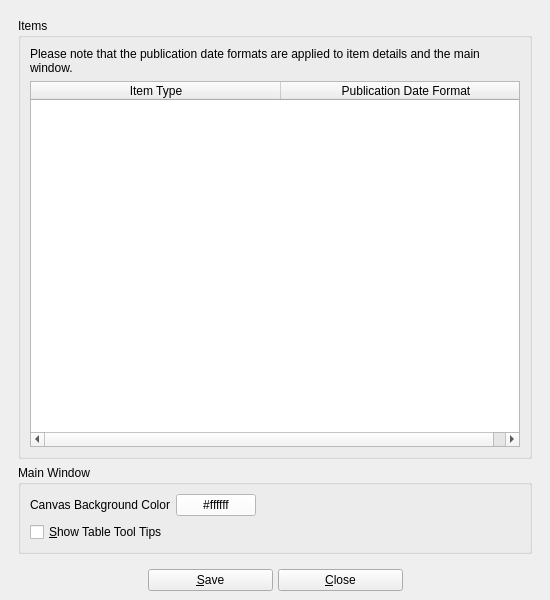
Before: the Qt Designer form UI/biblioteq_otheroptions.ui in textbrowser/biblioteq, drawn with Qt 5.
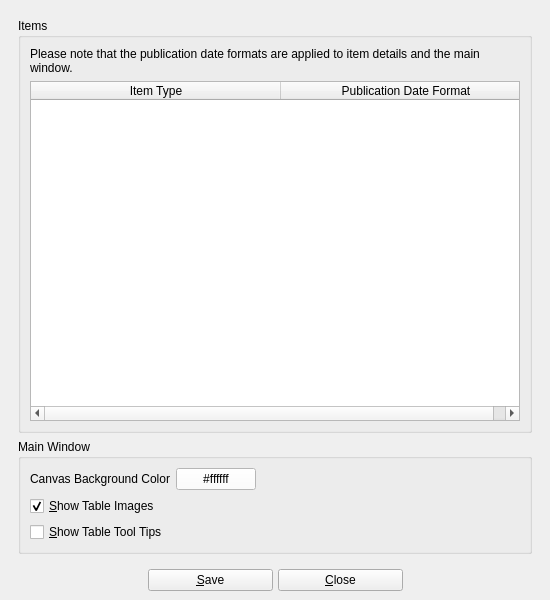
After: the same form once the commit is applied. Icons and pictures are not drawn.

Commit message: Optional table images.

Diff of the .ui file:
```diff
--- a/UI/biblioteq_otheroptions.ui
+++ b/UI/biblioteq_otheroptions.ui
@@ -131,6 +131,19 @@
              </item>
             </layout>
            </item>
+           <item>
+            <widget class="QCheckBox" name="show_maintable_images">
+             <property name="toolTip">
+              <string>Please reload table on value change.</string>
+             </property>
+             <property name="text">
+              <string>&amp;Show Table Images</string>
+             </property>
+             <property name="checked">
+              <bool>true</bool>
+             </property>
+            </widget>
+           </item>
            <item>
             <widget class="QCheckBox" name="show_maintable_tooltips">
              <property name="toolTip">
```
Left out of the diff: 1 changed line with no effect on the pictures. The commit also changes 7 other files.
